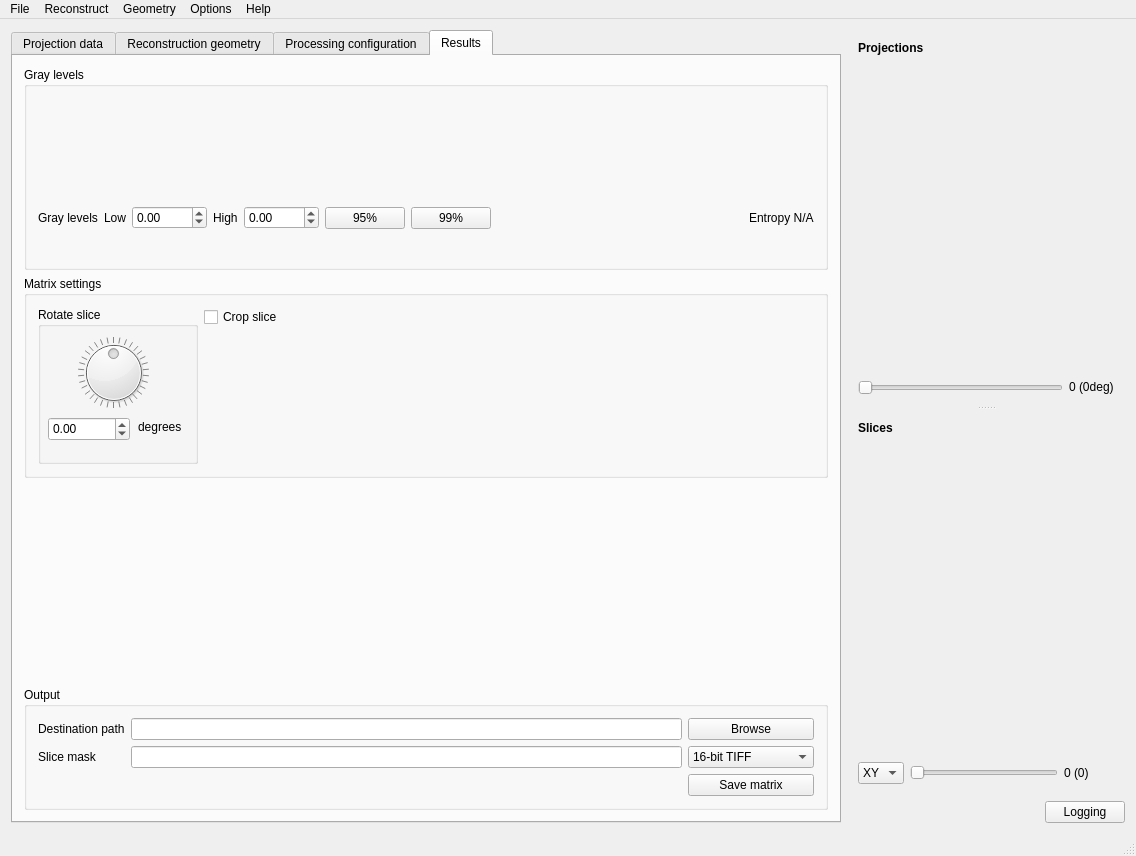
Old version of the form applications/muhrec/src/muhrecmainwindow.ui in the repository neutronimaging/imagingsuite.
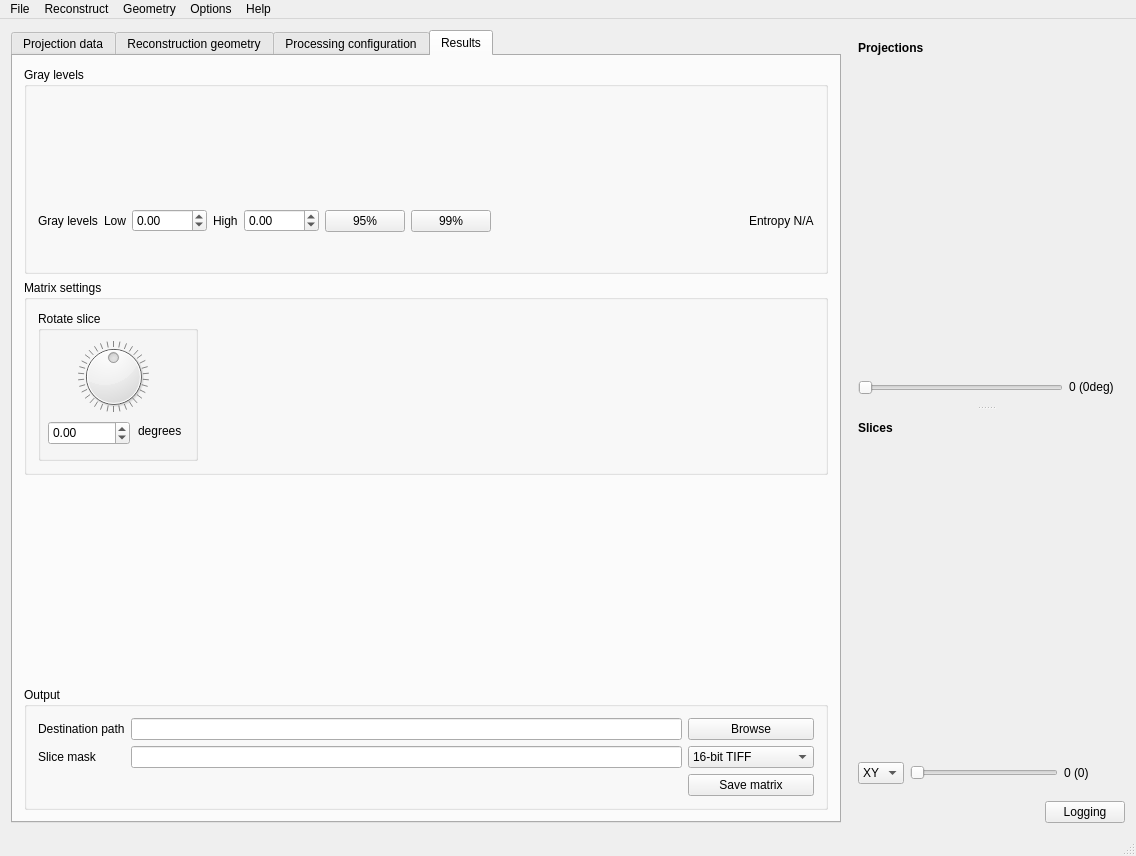
New version of the form. The open tabs and pages were chosen to show the change. Custom widgets are drawn as their Qt base class.

```diff
--- a/applications/muhrec/src/muhrecmainwindow.ui
+++ b/applications/muhrec/src/muhrecmainwindow.ui
@@ -1916,45 +1916,12 @@
                </widget>
               </widget>
              </item>
-             <item>
-              <layout class="QVBoxLayout" name="verticalLayout_16">
-               <item>
-                <widget class="QCheckBox" name="checkUseMatrixROI">
-                 <property name="minimumSize">
-                  <size>
-                   <width>150</width>
-                   <height>0</height>
-                  </size>
-                 </property>
-                 <property name="toolTip">
-                  <string>Activates cropping of the reconstructed slice.</string>
-                 </property>
-                 <property name="text">
-                  <string>Crop slice</string>
-                 </property>
-                </widget>
-               </item>
-               <item>
-                <spacer name="verticalSpacer_9">
-                 <property name="orientation">
-                  <enum>Qt::Vertical</enum>
-                 </property>
-                 <property name="sizeHint" stdset="0">
-                  <size>
-                   <width>20</width>
-                   <height>40</height>
-                  </size>
-                 </property>
-                </spacer>
-               </item>
-              </layout>
-             </item>
              <item>
               <widget class="QtAddons::uxROIWidget" name="widgetMatrixROI" native="true">
                <property name="minimumSize">
                 <size>
-                 <width>196</width>
-                 <height>123</height>
+                 <width>220</width>
+                 <height>130</height>
                 </size>
                </property>
                <property name="toolTip">
@@ -2515,6 +2482,16 @@
     <signal>levelsChanged(float,float)</signal>
    </slots>
   </customwidget>
+  <customwidget>
+   <class>QtAddons::uxROIWidget</class>
+   <extends>QWidget</extends>
+   <header location="global">uxroiwidget.h</header>
+   <container>1</container>
+   <slots>
+    <signal>valueChanged(int,int,int,int)</signal>
+    <signal>toggled(bool)</signal>
+   </slots>
+  </customwidget>
   <customwidget>
    <class>QtAddons::Plotter</class>
    <extends>QWidget</extends>
@@ -2533,15 +2510,6 @@
    <header location="global">singlemoduleconfiguratorwidget.h</header>
    <container>1</container>
   </customwidget>
-  <customwidget>
-   <class>QtAddons::uxROIWidget</class>
-   <extends>QWidget</extends>
-   <header location="global">uxroiwidget.h</header>
-   <container>1</container>
-   <slots>
-    <signal>valueChanged(int,int,int,int)</signal>
-   </slots>
-  </customwidget>
  </customwidgets>
  <resources/>
  <connections/>
```
Left out of the diff: 10 changed lines with no effect on the pictures.
